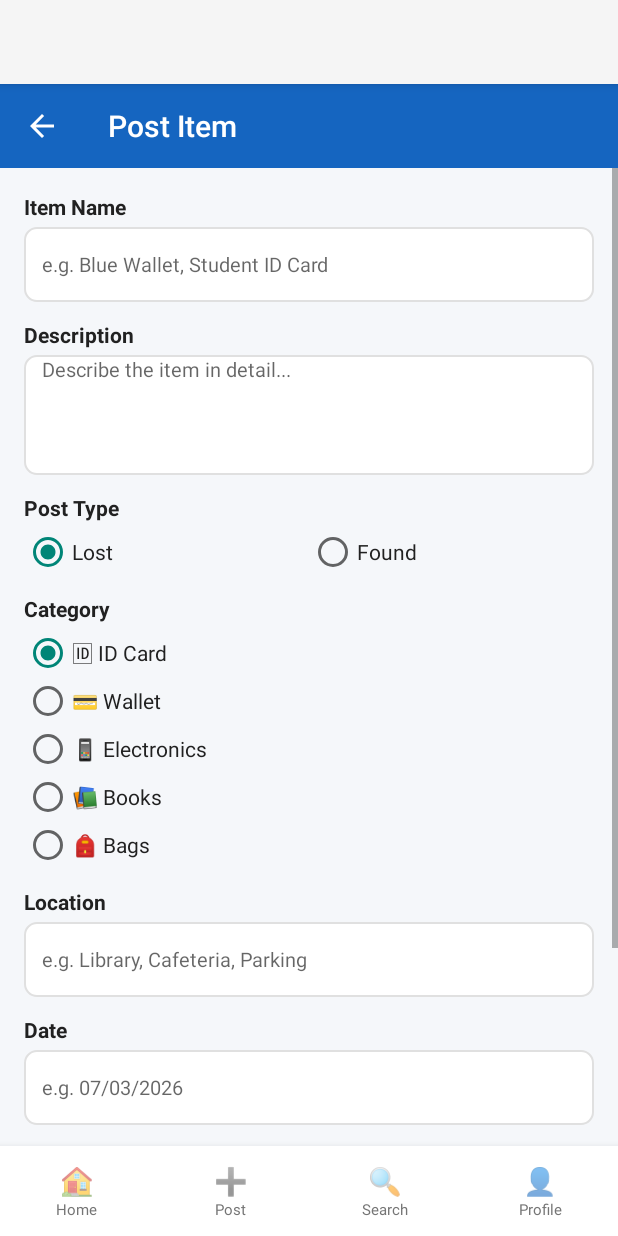
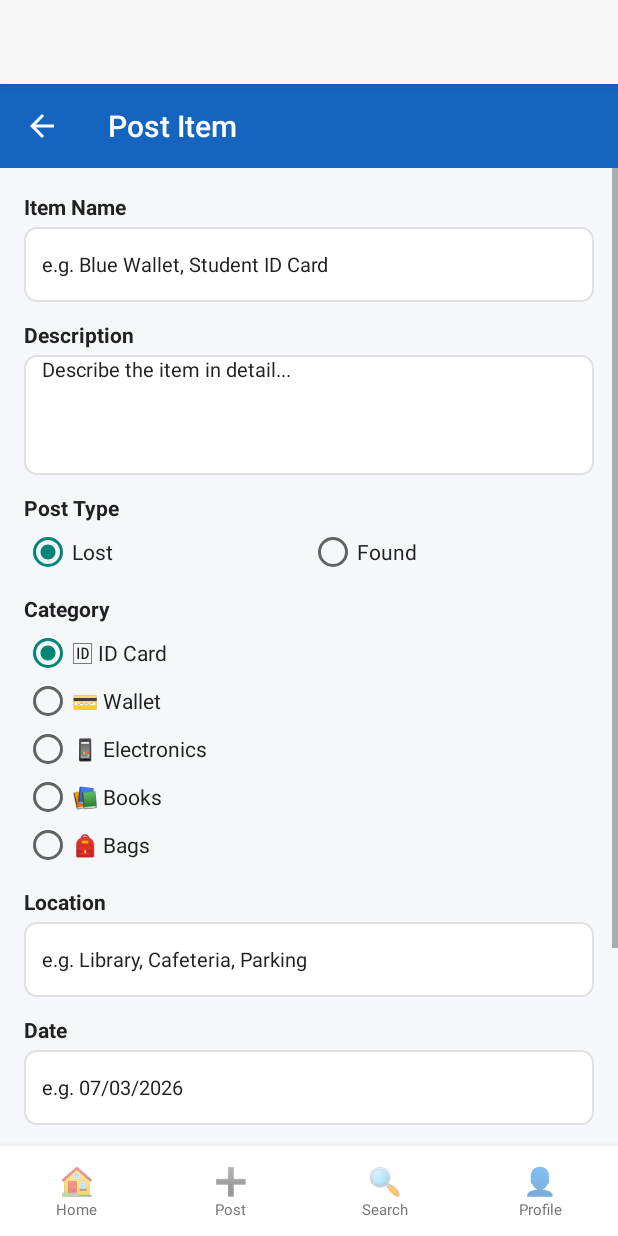
Before and after one commit to Hamza-s2004/FindIt, an Android app: the PostItemActivity screen opened directly, with no data from a screen before it, on a phone screen of 412 x 824 dp. Run offline under Robolectric (Android 15) with nearby library versions, the light colour scheme and no system bars.

Commit message:
Completed Post_item

```diff
--- a/app/src/main/AndroidManifest.xml
+++ b/app/src/main/AndroidManifest.xml
@@ -13,7 +13,8 @@
         android:theme="@style/Theme.FindIt">
         <activity
             android:name=".PostItemActivity"
-            android:exported="false" />
+            android:exported="false"
+            android:windowSoftInputMode="adjustResize"/>
         <activity
             android:name=".ProfileActivity"
             android:exported="false" />
--- a/app/src/main/res/layout/activity_post_item.xml
+++ b/app/src/main/res/layout/activity_post_item.xml
@@ -6,6 +6,7 @@
     android:layout_width="match_parent"
     android:layout_height="match_parent"
     android:orientation="vertical"
+    android:fitsSystemWindows="true"
     android:background="#F5F7FA">
 
     <androidx.appcompat.widget.Toolbar
@@ -20,7 +21,8 @@
     <ScrollView
         android:layout_width="match_parent"
         android:layout_height="0dp"
-        android:layout_weight="1">
+        android:layout_weight="1"
+        android:fillViewport="true">
 
         <LinearLayout
             android:layout_width="match_parent"
@@ -38,19 +40,21 @@
                 android:textColor="#212121"
                 android:layout_marginBottom="4dp"/>
 
+            <!-- Description -->
             <EditText
                 android:id="@+id/etItemName"
                 android:layout_width="match_parent"
                 android:layout_height="50dp"
+                android:layout_marginBottom="12dp"
+                android:background="@drawable/bg_input"
                 android:hint="e.g. Blue Wallet, Student ID Card"
-                android:textSize="13sp"
-                android:background="@drawable/bg_input"
+                android:inputType="text"
                 android:paddingStart="12dp"
                 android:paddingEnd="12dp"
-                android:inputType="text"
-                android:layout_marginBottom="12dp"/>
+                android:textSize="13sp"
+                android:textColor="#212121"
+                android:textColorHint="#212121"/>
 
-            <!-- Description -->
             <TextView
                 android:layout_width="wrap_content"
                 android:layout_height="wrap_content"
@@ -71,7 +75,9 @@
                 android:paddingEnd="12dp"
                 android:inputType="textMultiLine"
                 android:gravity="top"
-                android:layout_marginBottom="12dp"/>
+                android:layout_marginBottom="12dp"
+                android:textColor="#212121"
+                android:textColorHint="#212121"/>
 
             <!-- L9: Lost or Found RadioGroup -->
             <TextView
@@ -183,7 +189,9 @@
                 android:paddingStart="12dp"
                 android:paddingEnd="12dp"
                 android:inputType="text"
-                android:layout_marginBottom="12dp"/>
+                android:layout_marginBottom="12dp"
+                android:textColor="#212121"
+                android:textColorHint="#212121"/>
 
             <!-- Date -->
             <TextView
@@ -205,7 +213,9 @@
                 android:paddingStart="12dp"
                 android:paddingEnd="12dp"
                 android:inputType="date"
-                android:layout_marginBottom="12dp"/>
+                android:layout_marginBottom="12dp"
+                android:textColor="#212121"
+                android:textColorHint="#212121"/>
 
             <!-- Contact -->
             <TextView
@@ -227,7 +237,9 @@
                 android:paddingStart="12dp"
                 android:paddingEnd="12dp"
                 android:inputType="phone"
-                android:layout_marginBottom="20dp"/>
+                android:layout_marginBottom="20dp"
+                android:textColor="#212121"
+                android:textColorHint="#212121"/>
 
             <!-- Submit Button -->
             <TextView
```
